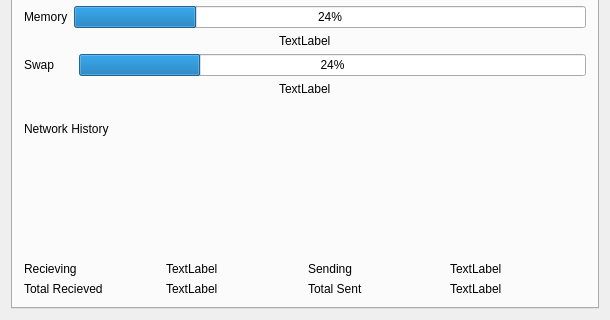
This is mainwindow.ui in VioletDarkKitty/system-monitor as Qt 5 draws it before an edit; both pictures show x 0 to 610 and y 261 to 581 of the 610 by 581 pixel window. The edited form follows.
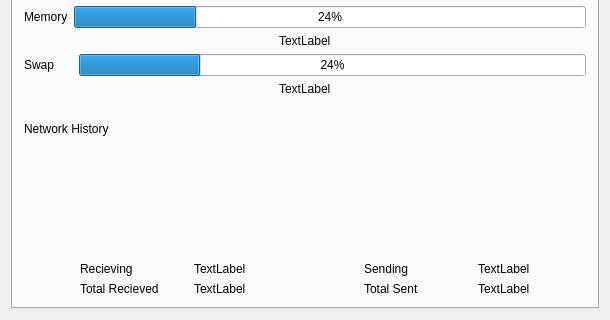
This is the edited form. Custom widgets are drawn as their Qt base class.

Commit message: Add buttons showing the key for network graph and allow changing colours

Diff of the .ui file:
```diff
--- a/mainwindow.ui
+++ b/mainwindow.ui
@@ -150,6 +150,22 @@
            <layout class="QHBoxLayout" name="horizontalLayout_5">
             <item>
              <layout class="QHBoxLayout" name="horizontalLayout_4">
+              <item>
+               <widget class="QPushButton" name="networkRecievingColourButton">
+                <property name="maximumSize">
+                 <size>
+                  <width>50</width>
+                  <height>16777215</height>
+                 </size>
+                </property>
+                <property name="text">
+                 <string/>
+                </property>
+                <property name="flat">
+                 <bool>true</bool>
+                </property>
+               </widget>
+              </item>
               <item>
                <layout class="QVBoxLayout" name="verticalLayout_7">
                 <item>
@@ -190,6 +206,22 @@
             </item>
             <item>
              <layout class="QHBoxLayout" name="horizontalLayout_6">
+              <item>
+               <widget class="QPushButton" name="networkSendingColourButton">
+                <property name="maximumSize">
+                 <size>
+                  <width>50</width>
+                  <height>16777215</height>
+                 </size>
+                </property>
+                <property name="text">
+                 <string/>
+                </property>
+                <property name="flat">
+                 <bool>true</bool>
+                </property>
+               </widget>
+              </item>
               <item>
                <layout class="QVBoxLayout" name="verticalLayout_8">
                 <item>
```
Left out of the diff: 2 changed lines with no effect on the pictures. The commit also changes 6 other files.
